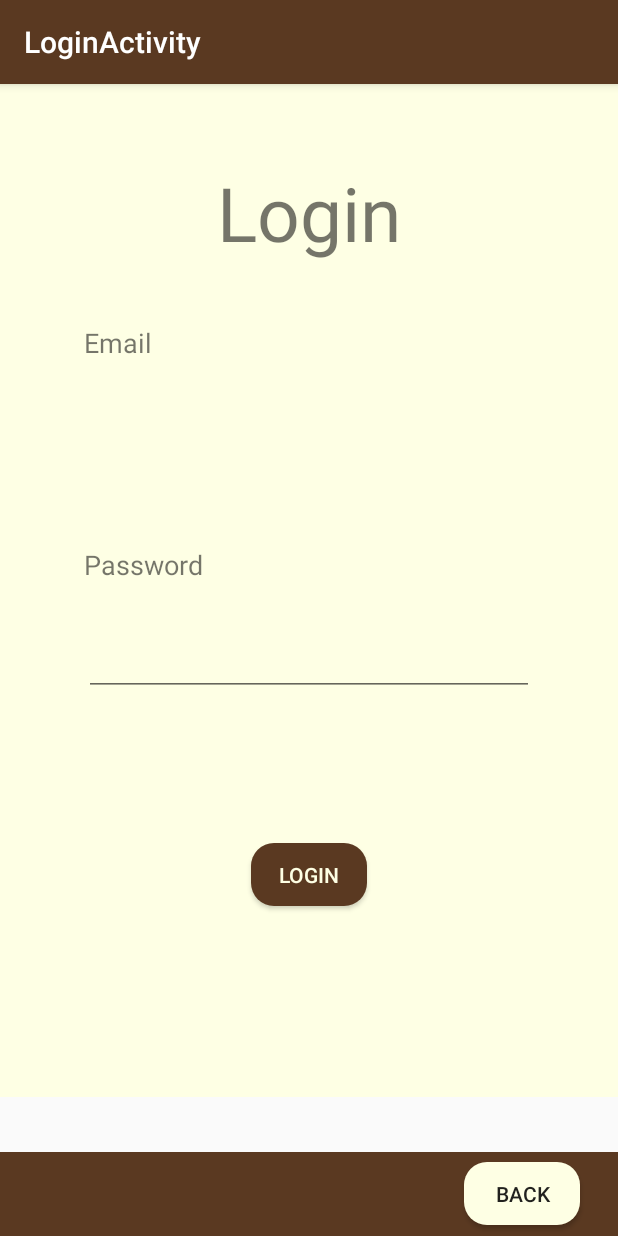
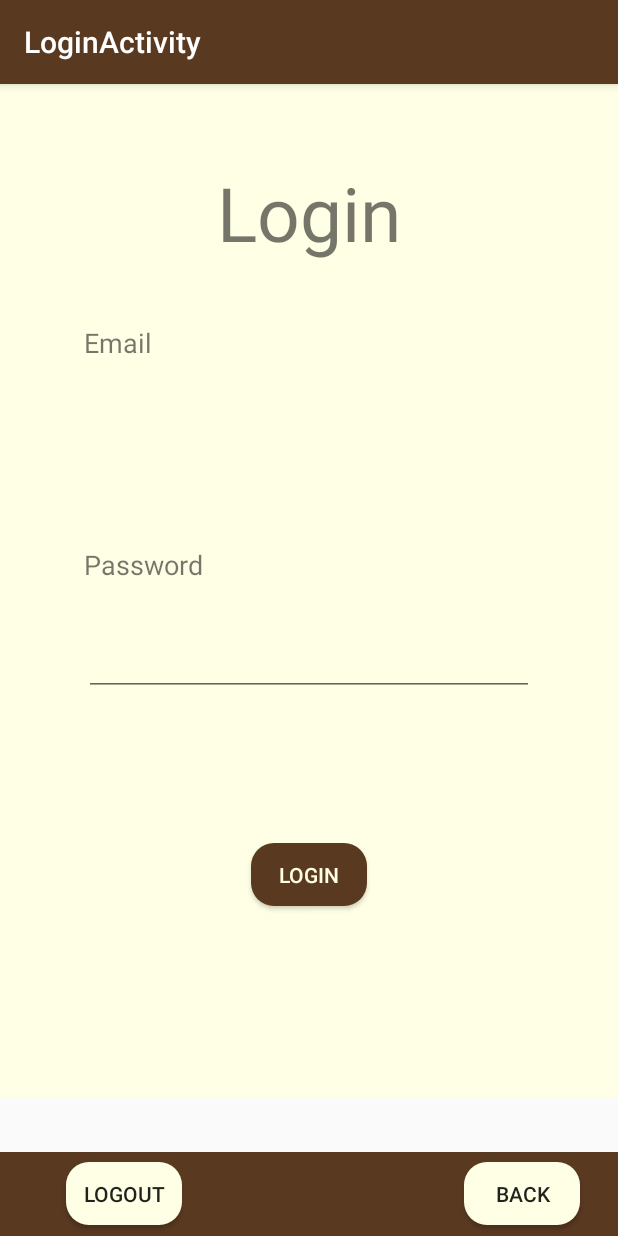
Before and after one commit to laurenciatandiwijaya/DogeeKu, an Android app: the LoginActivity screen opened directly, with no data from a screen before it, on a phone screen of 412 x 824 dp. Run offline under Robolectric (Android 15) with nearby library versions, the phone set to English and light mode, and no system bars; libraries missing offline, so code that uses them is left out: com.readystatesoftware.sqliteasset; 5 statements that could not run were skipped.

Commit message:
login register logout munculin nama

```diff
--- /dev/null
+++ b/app/src/main/java/com/example/dogeeku/SessionManager.java
@@ -0,0 +1,119 @@
+package com.example.dogeeku;
+import java.util.HashMap;
+
+import android.content.Context;
+import android.content.Intent;
+import android.content.SharedPreferences;
+import android.content.SharedPreferences.Editor;
+
+import com.example.dogeeku.ui.LoginActivity;
+
+public class SessionManager {
+    // Shared Preferences
+    SharedPreferences pref;
+
+    // Editor for Shared preferences
+    Editor editor;
+
+    // Context
+    Context _context;
+
+    // Shared pref mode
+    int PRIVATE_MODE = 0;
+
+    // Sharedpref file name
+    private static final String PREF_NAME = "AndroidHivePref";
+
+    // All Shared Preferences Keys
+    private static final String IS_LOGIN = "IsLoggedIn";
+
+    // User name (make variable public to access from outside)
+    public static final String KEY_NAME = "name";
+
+    // Email address (make variable public to access from outside)
+    public static final String KEY_EMAIL = "email";
+
+    // Constructor
+    public SessionManager(Context context){
+        this._context = context;
+        pref = _context.getSharedPreferences(PREF_NAME, PRIVATE_MODE);
+        editor = pref.edit();
+    }
+
+    /**
+     * Create login session
+     * */
+    public void createLoginSession(String email, String name){
+        // Storing login value as TRUE
+        editor.putBoolean(IS_LOGIN, true);
+
+        // Storing name in pref
+        editor.putString(KEY_NAME, name);
+
+        // Storing email in pref
+        editor.putString(KEY_EMAIL, email);
+
+        // commit changes
+        editor.commit();
+    }
+
+    public void checkLogin(){
+        // Check login status
+        if(!this.isLoggedIn()){
+            // user is not logged in redirect him to Login Activity
+            Intent i = new Intent(_context, LoginActivity.class);
+            // Closing all the Activities
+            i.addFlags(Intent.FLAG_ACTIVITY_CLEAR_TOP);
+
+            // Add new Flag to start new Activity
+            i.setFlags(Intent.FLAG_ACTIVITY_NEW_TASK);
+
+            // Staring Login Activity
+            _context.startActivity(i);
+        }
+
+    }
+
+    /**
+     * Get stored session data
+     * */
+    public HashMap<String, String> getUserDetails(){
+        HashMap<String, String> user = new HashMap<String, String>();
+        // user name
+        user.put(KEY_NAME, pref.getString(KEY_NAME, null));
+
+        // user email id
+        user.put(KEY_EMAIL, pref.getString(KEY_EMAIL, null));
+
+        // return user
+        return user;
+    }
+
+    /**
+     * Clear session details
+     * */
+    public void logoutUser(){
+        // Clearing all data from Shared Preferences
+        editor.clear();
+        editor.commit();
+
+        // After logout redirect user to Loing Activity
+        Intent i = new Intent(_context, LoginActivity.class);
+        // Closing all the Activities
+        i.addFlags(Intent.FLAG_ACTIVITY_CLEAR_TOP);
+
+        // Add new Flag to start new Activity
+        i.setFlags(Intent.FLAG_ACTIVITY_NEW_TASK);
+
+        // Staring Login Activity
+        _context.startActivity(i);
+    }
+
+    /**
+     * Quick check for login
+     * **/
+    // Get Login State
+    public boolean isLoggedIn(){
+        return pref.getBoolean(IS_LOGIN, false);
+    }
+}
--- a/app/src/main/java/com/example/dogeeku/ui/LoginActivity.java
+++ b/app/src/main/java/com/example/dogeeku/ui/LoginActivity.java
@@ -3,26 +3,29 @@ package com.example.dogeeku.ui;
 import android.content.Intent;
 import android.database.Cursor;
 import android.os.Bundle;
-
 import com.example.dogeeku.DatabaseAccess;
 import com.example.dogeeku.DatabaseOpenHelper;
 import com.example.dogeeku.MainActivity;
+import com.example.dogeeku.SessionManager;
 import com.google.android.material.floatingactionbutton.FloatingActionButton;
 import com.google.android.material.snackbar.Snackbar;
-
 import androidx.appcompat.app.AppCompatActivity;
 import androidx.appcompat.widget.Toolbar;
 
+import android.text.Html;
 import android.view.View;
 import android.widget.ArrayAdapter;
 import android.widget.Button;
 import android.widget.EditText;
 import android.widget.ListView;
+import android.widget.TextView;
 import android.widget.Toast;
-
 import com.example.dogeeku.R;
 
+import java.util.HashMap;
 import java.util.List;
+import android.app.Activity;
+
 
 public class LoginActivity extends AppCompatActivity {
 
@@ -30,7 +33,7 @@ public class LoginActivity extends AppCompatActivity {
     protected Cursor cursor;
     DatabaseOpenHelper dbHelper;
     EditText email, password;
-
+    SessionManager session;
 
     @Override
     protected void onCreate(Bundle savedInstanceState) {
@@ -38,12 +41,28 @@ public class LoginActivity extends AppCompatActivity {
         setContentView(R.layout.activity_login);
         Toolbar toolbar = findViewById(R.id.toolbar);
         setSupportActionBar(toolbar);
+        // Session Manager
+        session = new SessionManager(getApplicationContext());
+        TextView lblName = (TextView) findViewById(R.id.lblName);
+
+        if(session.isLoggedIn()){
+            // get user data from session
+            HashMap<String, String> user = session.getUserDetails();
+
+            // name
+            String name = user.get(SessionManager.KEY_NAME);
+
+            // displaying user data
+            lblName.setText(Html.fromHtml("Halo " + name + "! Anda sudah Login" +"</b>"));
+        }
+
         dbHelper = new DatabaseOpenHelper(this);
 
         email = (EditText) findViewById(R.id.emailLogin);
         password = (EditText) findViewById(R.id.passwordLogin);
 
         Button button_back = (Button) findViewById(R.id.button_back);
+        Button button_logout = (Button) findViewById(R.id.button_logout);
         Button button_LOGIN = (Button) findViewById(R.id.login);
 
         button_back.setOnClickListener(new View.OnClickListener() {
@@ -51,6 +70,18 @@ public class LoginActivity extends AppCompatActivity {
             public void onClick(View v) {
                 Intent back = new Intent (getApplicationContext(), MainActivity.class);
                 startActivity(back);
+            }
+        });
+
+        button_logout.setOnClickListener(new View.OnClickListener() {
+            @Override
+            public void onClick(View v) {
+                // Clear the session data
+                // This will clear all session data and
+                // redirect user to LoginActivity
+                session.logoutUser();
+                Intent login = new Intent (getApplicationContext(), MainActivity.class);
+                startActivity(login);
             }
         });
 
@@ -62,17 +93,27 @@ public class LoginActivity extends AppCompatActivity {
 
                 String emailDB = email.getText().toString();
                 String passwordDB = password.getText().toString();
-                String hasilLogin = databaseAccess.cekLogin(emailDB, passwordDB);
+                String nama_lengkap = databaseAccess.cekLogin(emailDB, passwordDB);
 
-                if(hasilLogin == "kosong"){
-                    Toast toast = Toast.makeText(getApplicationContext(), "Maaf, Email atau Password Anda Salah", Toast.LENGTH_LONG);
-                    toast.show();
+                // Check if username, password is filled
+                if(emailDB.trim().length() > 0 && passwordDB.trim().length() > 0){
+                    if(nama_lengkap == "kosong"){
+                        Toast toast = Toast.makeText(getApplicationContext(), "Maaf, Email atau Password Anda Salah", Toast.LENGTH_LONG);
+                        toast.show();
+                    }
+                    else{
+                        session.createLoginSession(emailDB, nama_lengkap);
+
+                        Toast toast = Toast.makeText(getApplicationContext(), "Welcome " + nama_lengkap + " !", Toast.LENGTH_LONG);
+                        toast.show();
+                        Intent home = new Intent (getApplicationContext(), MainActivity.class);
+                        startActivity(home);
+                    }
                 }
                 else{
-                    Toast toast = Toast.makeText(getApplicationContext(), "Welcome " + hasilLogin + " !", Toast.LENGTH_LONG);
+                    // user didn't entered username or password
+                    Toast toast = Toast.makeText(getApplicationContext(), "Email atau password Anda kosong", Toast.LENGTH_LONG);
                     toast.show();
-                    Intent home = new Intent (getApplicationContext(), MainActivity.class);
-                    startActivity(home);
                 }
             }
         });
--- a/app/src/main/res/layout/activity_login.xml
+++ b/app/src/main/res/layout/activity_login.xml
@@ -38,6 +38,16 @@
 
 
         <TextView
+            android:id="@+id/lblName"
+            android:layout_width="fill_parent"
+            android:layout_height="wrap_content"
+            android:singleLine="true"
+            app:layout_constraintBottom_toBottomOf="@+id/toolbar2"
+            app:layout_constraintTop_toTopOf="parent"
+            app:layout_constraintVertical_bias="0.813"
+            tools:layout_editor_absoluteX="0dp" />
+
+        <TextView
             android:id="@+id/textView30"
             android:layout_width="wrap_content"
             android:layout_height="wrap_content"
@@ -73,6 +83,22 @@
             app:layout_constraintBottom_toBottomOf="parent"
             app:layout_constraintEnd_toEndOf="@+id/toolbar2" />
 
+        <Button
+            android:id="@+id/button_logout"
+            android:layout_width="77dp"
+            android:layout_height="42dp"
+            android:layout_marginEnd="25dp"
+            android:layout_marginRight="25dp"
+            android:layout_marginBottom="7dp"
+            android:background="@drawable/button_bg_rounded_corners_white"
+            android:text="Logout"
+            app:layout_constraintBottom_toBottomOf="parent"
+            app:layout_constraintEnd_toEndOf="@+id/toolbar2"
+            app:layout_constraintHorizontal_bias="0.142"
+            app:layout_constraintStart_toStartOf="parent"
+            app:layout_constraintTop_toTopOf="parent"
+            app:layout_constraintVertical_bias="1.0" />
+
         <TextView
             android:id="@+id/textView52"
             android:layout_width="wrap_content"
@@ -84,6 +110,7 @@
             app:layout_constraintHorizontal_bias="0.152"
             app:layout_constraintStart_toStartOf="parent"
             app:layout_constraintTop_toTopOf="parent" />
+        <!-- Name Label -->
 
         <TextView
             android:id="@+id/textView53"
@@ -133,6 +160,7 @@
             app:layout_constraintStart_toStartOf="parent"
             app:layout_constraintTop_toBottomOf="@+id/passwordLogin" />
 
+
         <ListView
             android:id="@+id/listView"
             android:layout_width="match_parent"
@@ -146,6 +174,7 @@
 
         </ListView>
 
+
     </androidx.constraintlayout.widget.ConstraintLayout>
 
 
--- a/app/src/main/res/layout/activity_register.xml
+++ b/app/src/main/res/layout/activity_register.xml
@@ -87,6 +87,8 @@
             app:layout_constraintStart_toStartOf="parent"
             app:layout_constraintTop_toTopOf="parent" />
 
+        <!-- Name Label -->
+
         <TextView
             android:id="@+id/textView37"
             android:layout_width="wrap_content"
--- a/app/src/main/res/layout/nav_header_main.xml
+++ b/app/src/main/res/layout/nav_header_main.xml
@@ -24,11 +24,10 @@
         app:srcCompat="@drawable/avatar" />
 
     <TextView
-        android:id="@+id/textView"
+        android:id="@+id/nama_lengkap"
         android:layout_width="129dp"
         android:layout_height="86dp"
         android:paddingTop="@dimen/nav_header_vertical_spacing"
-        android:text="Laurencia"
         android:textAppearance="@style/TextAppearance.AppCompat.Body1"
         android:textColor="#F5F5F5"
         android:textSize="25sp"
@@ -61,6 +60,6 @@
         android:text="Login"
         android:textColor="@android:color/black"
         app:layout_constraintStart_toEndOf="@+id/button_register"
-        app:layout_constraintTop_toBottomOf="@+id/textView" />
+        app:layout_constraintTop_toBottomOf="@+id/nama_lengkap" />
 
 </androidx.constraintlayout.widget.ConstraintLayout>
```
Also changed, not shown: app/src/main/java/com/example/dogeeku/ui/RegisterActivity.java (+13 -6 lines).
